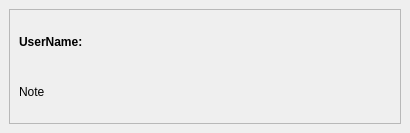
Qt form pipe/task/NoteWidget.ui (skarone/PipeL) before a commit.
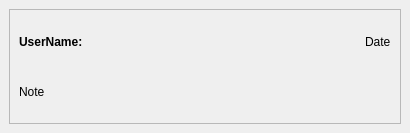
The same form after that commit.

Commit message: added icons to task ui, and more to go!, need to arrange notes in the other way!

```diff
--- a/pipe/task/NoteWidget.ui
+++ b/pipe/task/NoteWidget.ui
@@ -50,6 +50,13 @@
            </property>
           </spacer>
          </item>
+         <item>
+          <widget class="QLabel" name="noteDate_lbl">
+           <property name="text">
+            <string>Date</string>
+           </property>
+          </widget>
+         </item>
         </layout>
        </item>
        <item>
```
The commit also changes 17 other files.
